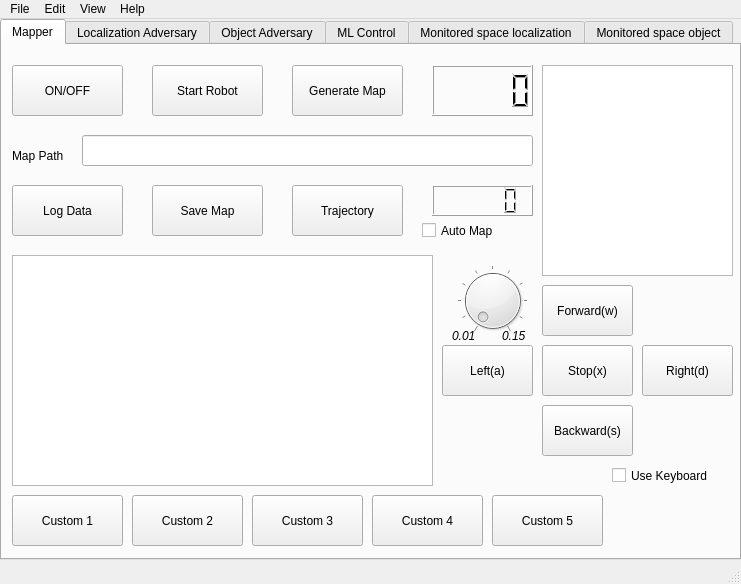
The window that Mapper/form.ui (NachtaktiverHalbaffe/Robotino-Situational-Risk-Assessment) describes before a commit, drawn with Qt 5.
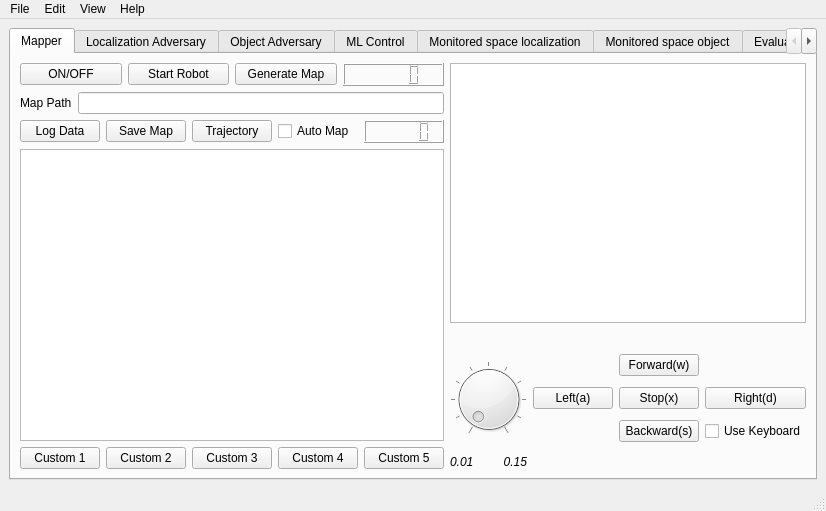
The same window after the commit. The open tabs and pages were chosen to show the change. Icons and pictures are not drawn.

```diff
--- a/Mapper/form.ui
+++ b/Mapper/form.ui
@@ -6,8 +6,8 @@
    <rect>
     <x>0</x>
     <y>0</y>
-    <width>741</width>
-    <height>584</height>
+    <width>826</width>
+    <height>511</height>
    </rect>
   </property>
   <property name="windowTitle">
@@ -23,15 +23,12 @@
    <string notr="true">background-image: url(/home/abdul/AbdulRehman_ws/src/thesis/Mapper/bckgnd_1.jpg)</string>
   </property>
   <widget class="QWidget" name="centralwidget">
+   <property name="styleSheet">
+    <string notr="true">background-image: url(Mapper/ml_rl_background.jpeg)</string>
+   </property>
+   <layout class="QVBoxLayout" name="verticalLayout">
+    <item>
    <widget class="QTabWidget" name="tabWidget">
-    <property name="geometry">
-     <rect>
-      <x>0</x>
-      <y>0</y>
-      <width>741</width>
-      <height>541</height>
-     </rect>
-    </property>
     <property name="font">
      <font>
       <kerning>true</kerning>
@@ -40,6 +37,9 @@
     <property name="autoFillBackground">
      <bool>false</bool>
     </property>
+      <property name="styleSheet">
+       <string notr="true">background-image: url(/null/path)</string>
+      </property>
     <property name="currentIndex">
      <number>1</number>
     </property>
@@ -47,41 +47,28 @@
      <attribute name="title">
       <string>Mapper</string>
      </attribute>
-     <widget class="QPushButton" name="traj_btn">
-      <property name="geometry">
-       <rect>
-        <x>290</x>
-        <y>140</y>
-        <width>111</width>
-        <height>51</height>
-       </rect>
-      </property>
-      <property name="text">
-       <string>Trajectory</string>
-      </property>
-     </widget>
-     <widget class="QPushButton" name="custom_btn_3">
-      <property name="geometry">
-       <rect>
-        <x>250</x>
-        <y>450</y>
-        <width>111</width>
-        <height>51</height>
-       </rect>
-      </property>
-      <property name="text">
-       <string>Custom 3</string>
-      </property>
-     </widget>
+       <layout class="QGridLayout" name="gridLayout">
+        <item row="10" column="2">
+         <layout class="QHBoxLayout" name="horizontalLayout_12">
+          <item>
+           <layout class="QVBoxLayout" name="verticalLayout_12">
+            <item>
+             <widget class="QTextEdit" name="info_box">
+              <property name="font">
+               <font>
+                <italic>false</italic>
+               </font>
+              </property>
+              <property name="acceptDrops">
+               <bool>true</bool>
+              </property>
+              <property name="readOnly">
+               <bool>true</bool>
+              </property>
+             </widget>
+            </item>
+            <item>
      <widget class="QLabel" name="logo_ias">
-      <property name="geometry">
-       <rect>
-        <x>630</x>
-        <y>460</y>
-        <width>84</width>
-        <height>37</height>
-       </rect>
-      </property>
       <property name="autoFillBackground">
        <bool>false</bool>
       </property>
@@ -91,120 +78,21 @@
       <property name="text">
        <string/>
       </property>
+              <property name="pixmap">
+               <pixmap>IAS_logo_small.png</pixmap>
+              </property>
+              <property name="alignment">
+               <set>Qt::AlignCenter</set>
+              </property>
       <property name="wordWrap">
        <bool>false</bool>
       </property>
      </widget>
-     <widget class="QCheckBox" name="use_keyboard_chk">
-      <property name="geometry">
-       <rect>
-        <x>610</x>
-        <y>420</y>
-        <width>121</width>
-        <height>21</height>
-       </rect>
-      </property>
-      <property name="text">
-       <string>Use Keyboard</string>
-      </property>
-     </widget>
-     <widget class="QPushButton" name="custom_btn_1">
-      <property name="geometry">
-       <rect>
-        <x>10</x>
-        <y>450</y>
-        <width>111</width>
-        <height>51</height>
-       </rect>
-      </property>
-      <property name="text">
-       <string>Custom 1</string>
-      </property>
-     </widget>
-     <widget class="QPushButton" name="custom_btn_2">
-      <property name="geometry">
-       <rect>
-        <x>130</x>
-        <y>450</y>
-        <width>111</width>
-        <height>51</height>
-       </rect>
-      </property>
-      <property name="text">
-       <string>Custom 2</string>
-      </property>
-     </widget>
-     <widget class="QLCDNumber" name="speed_real">
-      <property name="geometry">
-       <rect>
-        <x>430</x>
-        <y>140</y>
-        <width>101</width>
-        <height>31</height>
-       </rect>
-      </property>
-     </widget>
-     <widget class="QPushButton" name="custom_btn_4">
-      <property name="geometry">
-       <rect>
-        <x>370</x>
-        <y>450</y>
-        <width>111</width>
-        <height>51</height>
-       </rect>
-      </property>
-      <property name="text">
-       <string>Custom 4</string>
-      </property>
-     </widget>
-     <widget class="QPushButton" name="Foward">
-      <property name="geometry">
-       <rect>
-        <x>540</x>
-        <y>240</y>
-        <width>91</width>
-        <height>51</height>
-       </rect>
-      </property>
-      <property name="text">
-       <string>Forward(w)</string>
-      </property>
-     </widget>
-     <widget class="QPushButton" name="log_data_btn">
-      <property name="geometry">
-       <rect>
-        <x>10</x>
-        <y>140</y>
-        <width>111</width>
-        <height>51</height>
-       </rect>
-      </property>
-      <property name="text">
-       <string>Log Data</string>
-      </property>
-     </widget>
-     <widget class="QPushButton" name="save_map_btn">
-      <property name="geometry">
-       <rect>
-        <x>150</x>
-        <y>140</y>
-        <width>111</width>
-        <height>51</height>
-       </rect>
-      </property>
-      <property name="text">
-       <string>Save Map</string>
-      </property>
-     </widget>
+            </item>
+            <item>
+             <layout class="QGridLayout" name="gridLayout_5">
+              <item row="1" column="0">
      <widget class="QDial" name="speed_dial">
-      <property name="geometry">
-       <rect>
-        <x>450</x>
-        <y>220</y>
-        <width>81</width>
-        <height>71</height>
-       </rect>
-      </property>
       <property name="font">
        <font>
         <pointsize>11</pointsize>
@@ -241,18 +129,14 @@
        <bool>true</bool>
       </property>
      </widget>
+              </item>
+              <item row="2" column="0">
+               <layout class="QHBoxLayout" name="horizontalLayout_11">
+                <item>
      <widget class="QLabel" name="Speed_3">
       <property name="enabled">
        <bool>true</bool>
       </property>
-      <property name="geometry">
-       <rect>
-        <x>450</x>
-        <y>280</y>
-        <width>31</width>
-        <height>21</height>
-       </rect>
-      </property>
       <property name="font">
        <font>
         <pointsize>9</pointsize>
@@ -264,15 +148,9 @@
        <string>0.01</string>
       </property>
      </widget>
+                </item>
+                <item>
      <widget class="QLabel" name="Speed_4">
-      <property name="geometry">
-       <rect>
-        <x>500</x>
-        <y>280</y>
-        <width>31</width>
-        <height>21</height>
-       </rect>
-      </property>
       <property name="font">
        <font>
         <pointsize>9</pointsize>
@@ -282,191 +160,195 @@
       <property name="text">
        <string>0.15</string>
       </property>
-     </widget>
+                  <property name="alignment">
+                   <set>Qt::AlignRight|Qt::AlignTrailing|Qt::AlignVCenter</set>
+                  </property>
+                 </widget>
+                </item>
+               </layout>
+              </item>
+              <item row="1" column="1">
+               <layout class="QGridLayout" name="gridLayout_4">
+                <item row="2" column="1">
      <widget class="QPushButton" name="Backward">
-      <property name="geometry">
-       <rect>
-        <x>540</x>
-        <y>360</y>
-        <width>91</width>
-        <height>51</height>
-       </rect>
-      </property>
       <property name="text">
        <string>Backward(s)</string>
       </property>
      </widget>
-     <widget class="QPushButton" name="on_off_btn">
-      <property name="geometry">
-       <rect>
-        <x>10</x>
-        <y>20</y>
-        <width>111</width>
-        <height>51</height>
-       </rect>
-      </property>
-      <property name="autoFillBackground">
-       <bool>false</bool>
-      </property>
-      <property name="text">
-       <string>ON/OFF</string>
-      </property>
-     </widget>
-     <widget class="QCheckBox" name="Auto_map_chk">
-      <property name="geometry">
-       <rect>
-        <x>420</x>
-        <y>170</y>
-        <width>111</width>
-        <height>31</height>
-       </rect>
-      </property>
-      <property name="text">
-       <string>Auto Map </string>
-      </property>
-     </widget>
-     <widget class="QTextEdit" name="info_box">
-      <property name="geometry">
-       <rect>
-        <x>540</x>
-        <y>20</y>
-        <width>191</width>
-        <height>211</height>
-       </rect>
-      </property>
-      <property name="font">
-       <font>
-        <italic>false</italic>
-       </font>
-      </property>
-      <property name="acceptDrops">
-       <bool>true</bool>
-      </property>
-      <property name="readOnly">
-       <bool>true</bool>
-      </property>
-     </widget>
-     <widget class="QPushButton" name="Right">
-      <property name="geometry">
-       <rect>
-        <x>640</x>
-        <y>300</y>
-        <width>91</width>
-        <height>51</height>
-       </rect>
-      </property>
-      <property name="text">
-       <string>Right(d)</string>
-      </property>
-     </widget>
-     <widget class="QLCDNumber" name="speed_lcd">
-      <property name="geometry">
-       <rect>
-        <x>430</x>
-        <y>20</y>
-        <width>101</width>
-        <height>51</height>
-       </rect>
-      </property>
-     </widget>
-     <widget class="QLineEdit" name="path_to_map">
-      <property name="geometry">
-       <rect>
-        <x>80</x>
-        <y>90</y>
-        <width>451</width>
-        <height>31</height>
-       </rect>
-      </property>
-     </widget>
+                </item>
+                <item row="1" column="0">
      <widget class="QPushButton" name="Left">
-      <property name="geometry">
-       <rect>
-        <x>440</x>
-        <y>300</y>
-        <width>91</width>
-        <height>51</height>
-       </rect>
-      </property>
       <property name="text">
        <string>Left(a)</string>
       </property>
      </widget>
-     <widget class="QPushButton" name="start_rob_btn">
-      <property name="geometry">
-       <rect>
-        <x>150</x>
-        <y>20</y>
-        <width>111</width>
-        <height>51</height>
-       </rect>
-      </property>
+                </item>
+                <item row="0" column="1">
+                 <widget class="QPushButton" name="Foward">
       <property name="text">
-       <string>Start Robot</string>
-      </property>
-     </widget>
+                   <string>Forward(w)</string>
+                  </property>
+                 </widget>
+                </item>
+                <item row="1" column="1">
      <widget class="QPushButton" name="Break">
-      <property name="geometry">
-       <rect>
-        <x>540</x>
-        <y>300</y>
-        <width>91</width>
-        <height>51</height>
-       </rect>
-      </property>
       <property name="text">
        <string>Stop(x)</string>
       </property>
      </widget>
-     <widget class="QLabel" name="Speed_2">
-      <property name="geometry">
-       <rect>
-        <x>10</x>
-        <y>100</y>
-        <width>71</width>
-        <height>21</height>
-       </rect>
-      </property>
+                </item>
+                <item row="1" column="2">
+                 <widget class="QPushButton" name="Right">
+                  <property name="text">
+                   <string>Right(d)</string>
+                  </property>
+                 </widget>
+                </item>
+                <item row="2" column="2">
+                 <widget class="QCheckBox" name="use_keyboard_chk">
       <property name="text">
-       <string>Map Path</string>
-      </property>
-     </widget>
-     <widget class="QGraphicsView" name="map_display">
-      <property name="geometry">
-       <rect>
-        <x>10</x>
-        <y>210</y>
-        <width>421</width>
-        <height>231</height>
-       </rect>
-      </property>
-     </widget>
+                   <string>Use Keyboard</string>
+                  </property>
+                 </widget>
+                </item>
+               </layout>
+              </item>
+             </layout>
+            </item>
+           </layout>
+          </item>
+         </layout>
+        </item>
+        <item row="10" column="0">
+         <layout class="QVBoxLayout" name="verticalLayout_5">
+          <item>
+           <layout class="QHBoxLayout" name="horizontalLayout_8">
+            <item>
+             <widget class="QPushButton" name="on_off_btn">
+              <property name="autoFillBackground">
+               <bool>false</bool>
+              </property>
+              <property name="text">
+               <string>ON/OFF</string>
+              </property>
+             </widget>
+            </item>
+            <item>
+             <widget class="QPushButton" name="start_rob_btn">
+              <property name="text">
+               <string>Start Robot</string>
+              </property>
+             </widget>
+            </item>
+            <item>
      <widget class="QPushButton" name="gen_map_btn">
-      <property name="geometry">
-       <rect>
-        <x>290</x>
-        <y>20</y>
-        <width>111</width>
-        <height>51</height>
-       </rect>
-      </property>
       <property name="text">
        <string>Generate Map</string>
       </property>
      </widget>
+            </item>
+            <item>
+             <widget class="QLCDNumber" name="speed_lcd"/>
+            </item>
+           </layout>
+          </item>
+          <item>
+           <layout class="QHBoxLayout" name="horizontalLayout_7">
+            <item>
+             <widget class="QLabel" name="Speed_2">
+              <property name="text">
+               <string>Map Path</string>
+              </property>
+             </widget>
+            </item>
+            <item>
+             <widget class="QLineEdit" name="path_to_map"/>
+            </item>
+           </layout>
+          </item>
+          <item>
+           <layout class="QHBoxLayout" name="horizontalLayout_4">
+            <item>
+             <widget class="QPushButton" name="log_data_btn">
+              <property name="text">
+               <string>Log Data</string>
+              </property>
+             </widget>
+            </item>
+            <item>
+             <widget class="QPushButton" name="save_map_btn">
+              <property name="text">
+               <string>Save Map</string>
+              </property>
+             </widget>
+            </item>
+            <item>
+             <widget class="QPushButton" name="traj_btn">
+              <property name="text">
+               <string>Trajectory</string>
+              </property>
+             </widget>
+            </item>
+            <item>
+             <widget class="QCheckBox" name="Auto_map_chk">
+              <property name="text">
+               <string>Auto Map </string>
+              </property>
+             </widget>
+            </item>
+            <item>
+             <widget class="QLCDNumber" name="speed_real"/>
+            </item>
+           </layout>
+          </item>
+          <item>
+           <widget class="QGraphicsView" name="map_display"/>
+          </item>
+          <item>
+           <layout class="QHBoxLayout" name="horizontalLayout_9">
+            <item>
+             <widget class="QPushButton" name="custom_btn_1">
+              <property name="text">
+               <string>Custom 1</string>
+              </property>
+             </widget>
+            </item>
+            <item>
+             <widget class="QPushButton" name="custom_btn_2">
+              <property name="text">
+               <string>Custom 2</string>
+              </property>
+             </widget>
+            </item>
+            <item>
+             <widget class="QPushButton" name="custom_btn_3">
+              <property name="text">
+               <string>Custom 3</string>
+              </property>
+             </widget>
+            </item>
+            <item>
+             <widget class="QPushButton" name="custom_btn_4">
+              <property name="text">
+               <string>Custom 4</string>
+              </property>
+             </widget>
+            </item>
+            <item>
      <widget class="QPushButton" name="custom_btn_5">
-      <property name="geometry">
-       <rect>
-        <x>490</x>
-        <y>450</y>
-        <width>111</width>
-        <height>51</height>
-       </rect>
-      </property>
       <property name="text">
        <string>Custom 5</string>
       </property>
      </widget>
+            </item>
+           </layout>
+          </item>
+          <item>
+           <layout class="QVBoxLayout" name="verticalLayout_4"/>
+          </item>
+         </layout>
+        </item>
+       </layout>
     </widget>
     <widget class="QWidget" name="tab_2">
      <attribute name="title">
@@ -737,15 +619,22 @@
       <string>Monitored space object</string>
      </attribute>
     </widget>
-   </widget>
+      <widget class="QWidget" name="tab_7">
+       <attribute name="title">
+        <string>Evaluation</string>
+       </attribute>
+      </widget>
+     </widget>
+    </item>
+   </layout>
   </widget>
   <widget class="QMenuBar" name="menubar">
    <property name="geometry">
     <rect>
      <x>0</x>
      <y>0</y>
-     <width>741</width>
-     <height>22</height>
+     <width>826</width>
+     <height>25</height>
     </rect>
    </property>
    <widget class="QMenu" name="menuFile">
```
Left out of the diff: 295 changed lines with no effect on the pictures. Lines whose indentation alone changed are shown as unchanged.
